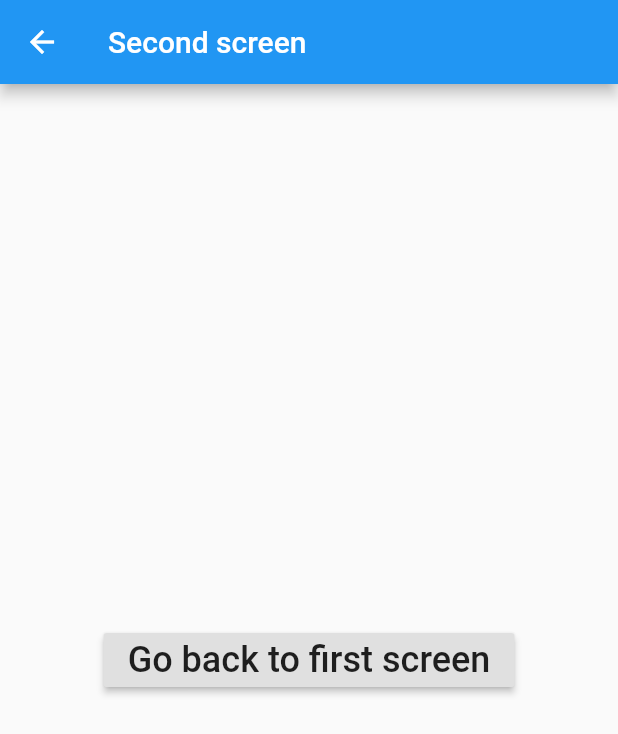
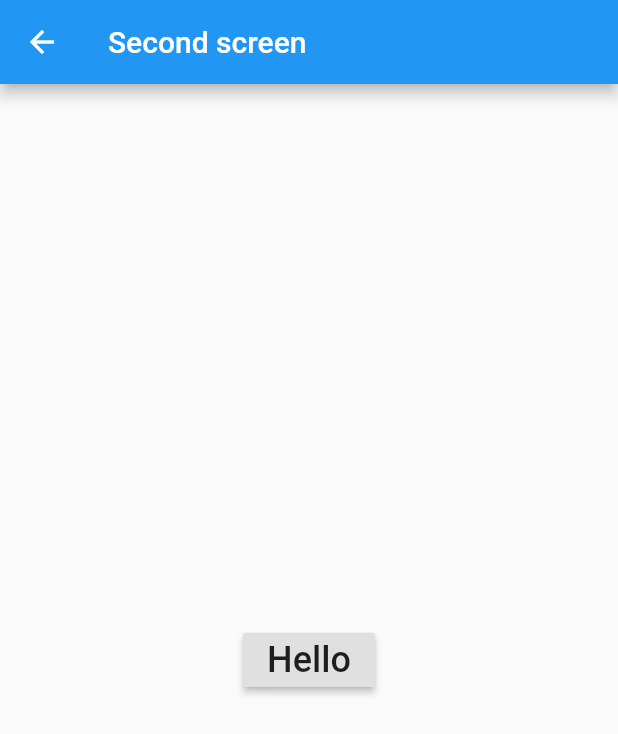
Before and after one commit to camposFabio/flutter_widgets, a Flutter app: the screen it shows after launch, after a tap on "Go to second screen", on a phone screen of 412 x 824 dp. Shown: the top 734 px of the screen. Run offline on Flutter 3.47's test engine with Material 2 defaults, Android fonts, the phone set to English and light mode, and no system bars.

Commit message:
Passing data

```diff
--- a/lib/main.dart
+++ b/lib/main.dart
@@ -21,8 +21,7 @@ import 'package:flutter/material.dart';
         onPressed: () {
           _navigateToSecondScreen(context);
         },
-            )
-          ),
+      )),
     );
   }
 
@@ -30,12 +29,17 @@ import 'package:flutter/material.dart';
     Navigator.push(
         context,
         MaterialPageRoute(
-              builder: (context) => SecondScreen(),
+          builder: (context) => SecondScreen(
+                text: 'Hello',
+              ),
         ));
   }
 }
 
 class SecondScreen extends StatelessWidget {
+  final String text;
+  SecondScreen({Key key, @required this.text}) : super(key: key);
+
   @override
   Widget build(BuildContext context) {
     return Scaffold(
@@ -43,7 +47,7 @@ import 'package:flutter/material.dart';
       body: Center(
         child: RaisedButton(
           child: Text(
-                'Go back to first screen',
+            text,
             style: TextStyle(fontSize: 24),
           ),
           onPressed: () {
```
Lines whose indentation alone changed are shown as unchanged.
